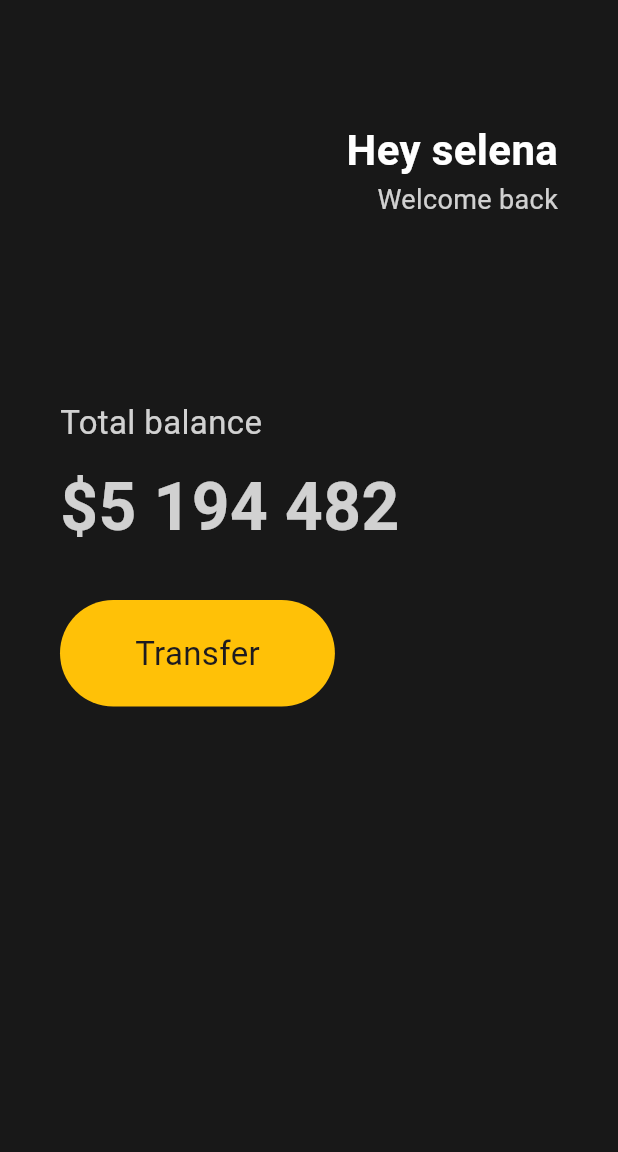
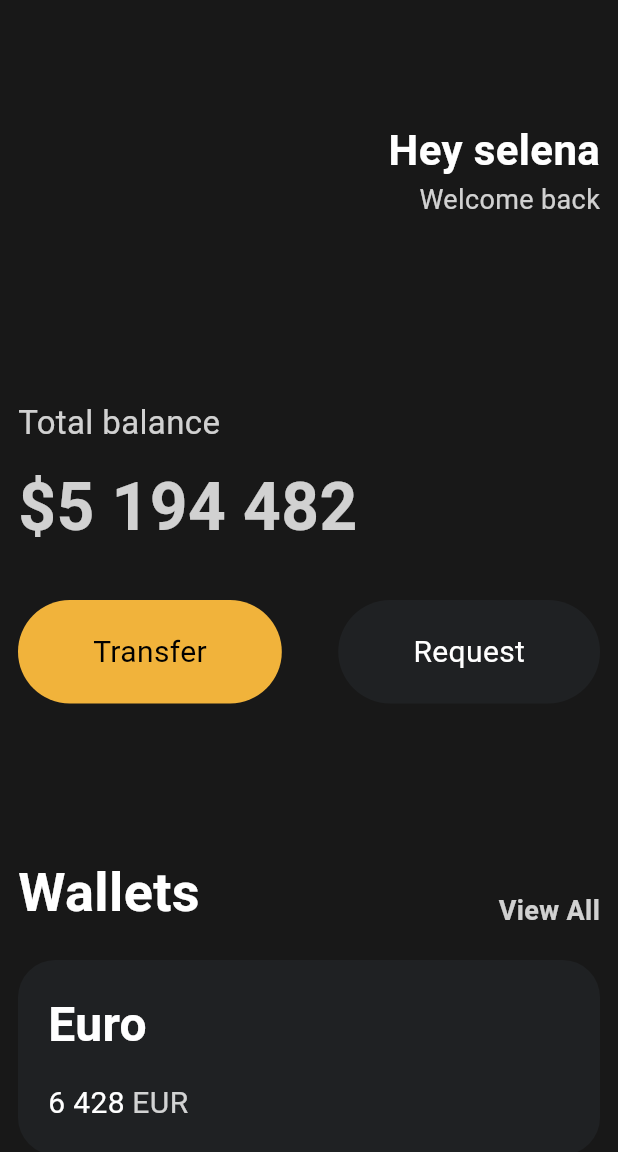
Before and after one commit to hijunglit/Hitoons, a Flutter app: the screen it shows after launch, on a phone screen of 412 x 824 dp. Shown: the top 1152 px of the screen. Run offline on Flutter 3.47's test engine with Material 3 defaults, Android fonts, the phone set to English and light mode, and no system bars.

Commit message:
Reusable widget && card

```diff
--- a/lib/main.dart
+++ b/lib/main.dart
@@ -1,4 +1,5 @@
 import 'package:flutter/material.dart';
+import 'package:hitoons/widgets/button.dart';
 
 void main() {
   runApp(App());
@@ -11,7 +12,7 @@
       home: Scaffold(
         backgroundColor: Color(0xFF181818),
         body: Padding(
-          padding: EdgeInsets.symmetric(horizontal: 40),
+          padding: EdgeInsets.symmetric(horizontal: 12),
           child: Column(
             crossAxisAlignment: CrossAxisAlignment.start,
             children: [
@@ -69,26 +70,99 @@
                 height: 30,
               ),
               Row(
+                mainAxisAlignment: MainAxisAlignment.spaceBetween,
                 children: [
-                  Container(
-                    decoration: BoxDecoration(
-                      color: Colors.amber,
-                      borderRadius: BorderRadius.circular(45),
+                  const Button(
+                    text: "Transfer",
+                    bgColor: Color(0xFFF1B33B),
+                    textColor: Colors.black,
+                  ),
+                  const Button(
+                    text: "Request",
+                    bgColor: Color(0xFF1F2123),
+                    textColor: Colors.white,
+                  ),
+                ],
+              ),
+              SizedBox(
+                height: 100,
+              ),
+              Row(
+                crossAxisAlignment: CrossAxisAlignment.end,
+                mainAxisAlignment: MainAxisAlignment.spaceBetween,
+                children: [
+                  Text(
+                    "Wallets",
+                    style: TextStyle(
+                      color: Colors.white,
+                      fontSize: 36,
+                      fontWeight: FontWeight.w600,
                     ),
-                    child: Padding(
-                      padding: EdgeInsets.symmetric(
-                        vertical: 20,
-                        horizontal: 50,
-                      ),
-                      child: Text(
-                        "Transfer",
-                        style: TextStyle(
-                          fontSize: 22,
-                        ),
-                      ),
+                  ),
+                  Text(
+                    "View All",
+                    style: TextStyle(
+                      color: Colors.white.withValues(alpha: 0.8),
+                      fontSize: 18,
+                      fontWeight: FontWeight.w600,
                     ),
                   ),
                 ],
+              ),
+              SizedBox(
+                height: 20,
+              ),
+              Container(
+                decoration: BoxDecoration(
+                  color: Color(0xFF1F2123),
+                  borderRadius: BorderRadius.circular(25),
+                ),
+                child: Padding(
+                  padding: const EdgeInsets.all(20),
+                  child: Row(
+                    children: [
+                      Column(
+                        crossAxisAlignment: CrossAxisAlignment.start,
+                        children: [
+                          Text(
+                            "Euro",
+                            style: TextStyle(
+                              color: Colors.white,
+                              fontSize: 32,
+                              fontWeight: FontWeight.w600,
+                            ),
+                          ),
+                          SizedBox(
+                            height: 15,
+                          ),
+                          Row(
+                            children: [
+                              Text(
+                                "6 428",
+                                style: TextStyle(
+                                  color: Colors.white,
+                                  fontSize: 20,
+                                ),
+                              ),
+                              SizedBox(
+                                width: 5,
+                              ),
+                              Text(
+                                "EUR",
+                                style: TextStyle(
+                                  color: Colors.white.withValues(
+                                    alpha: 0.8,
+                                  ),
+                                  fontSize: 20,
+                                ),
+                              ),
+                            ],
+                          ),
+                        ],
+                      ),
+                    ],
+                  ),
+                ),
               ),
             ],
           ),
--- /dev/null
+++ b/lib/widgets/button.dart
@@ -0,0 +1,37 @@
+import 'package:flutter/material.dart';
+
+class Button extends StatelessWidget {
+  final String text;
+  final Color bgColor;
+  final Color textColor;
+
+  const Button({
+    super.key,
+    required this.text,
+    required this.bgColor,
+    required this.textColor,
+  });
+
+  @override
+  Widget build(BuildContext context) {
+    return Container(
+      decoration: BoxDecoration(
+        color: bgColor,
+        borderRadius: BorderRadius.circular(45),
+      ),
+      child: Padding(
+        padding: EdgeInsets.symmetric(
+          vertical: 20,
+          horizontal: 50,
+        ),
+        child: Text(
+          text,
+          style: TextStyle(
+            color: textColor,
+            fontSize: 20,
+          ),
+        ),
+      ),
+    );
+  }
+}
```
